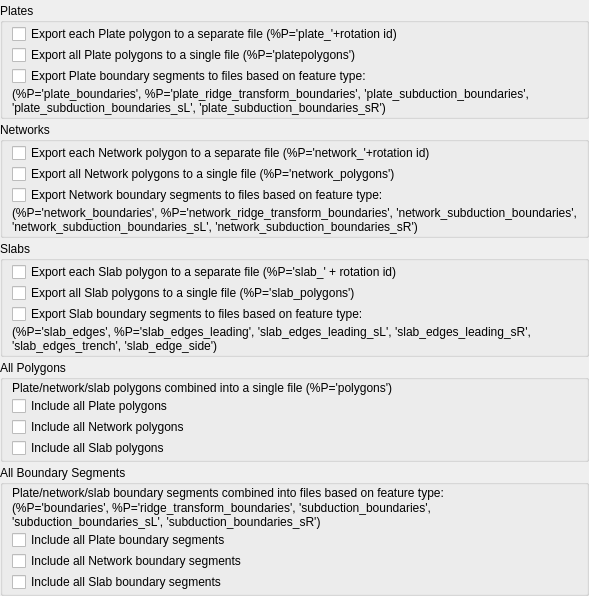
Above: src/qt-widgets/ExportCitcomsResolvedTopologyOptionsWidgetUi.ui from GPlates/GPlates before the change. Below: the same form after it.
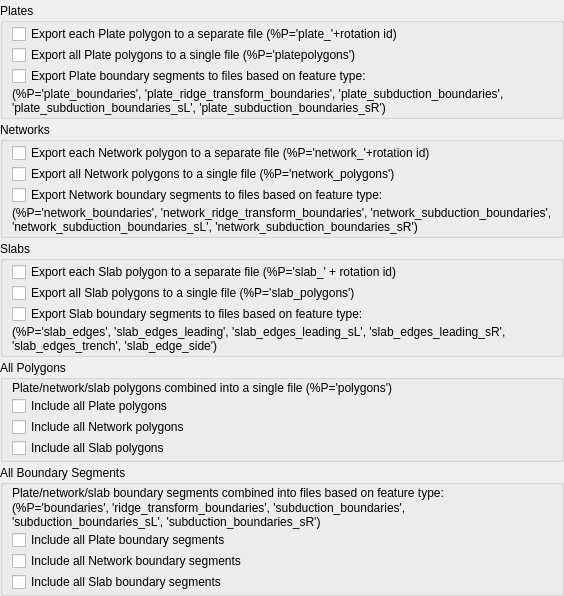
That is the form after the change.

Commit message: (trunk) General topological export also exports topological sections to separate subduction, subduction left/right, ridge/transform files. Many users will want to deal with subduction zones specifically (and not have to rely on pyGPlates for this).

What changed in the file:
```diff
--- a/src/qt-widgets/ExportCitcomsResolvedTopologyOptionsWidgetUi.ui
+++ b/src/qt-widgets/ExportCitcomsResolvedTopologyOptionsWidgetUi.ui
@@ -62,7 +62,7 @@
       <item>
        <widget class="QLabel" name="label_3">
         <property name="text">
-         <string>(%P='plate_boundaries', %P='plate_ridge_transform_boundaries', 'plate_subduction_boundaries',
+         <string>(%P='plate_boundaries', 'plate_ridge_transform_boundaries', 'plate_subduction_boundaries',
 'plate_subduction_boundaries_sL', 'plate_subduction_boundaries_sR')</string>
         </property>
        </widget>
@@ -109,7 +109,7 @@
       <item>
        <widget class="QLabel" name="label_2">
         <property name="text">
-         <string>(%P='network_boundaries', %P='network_ridge_transform_boundaries', 'network_subduction_boundaries',
+         <string>(%P='network_boundaries', 'network_ridge_transform_boundaries', 'network_subduction_boundaries',
 'network_subduction_boundaries_sL', 'network_subduction_boundaries_sR')</string>
         </property>
        </widget>
@@ -156,7 +156,7 @@
       <item>
        <widget class="QLabel" name="label_4">
         <property name="text">
-         <string>(%P='slab_edges', %P='slab_edges_leading', 'slab_edges_leading_sL', 'slab_edges_leading_sR',
+         <string>(%P='slab_edges', 'slab_edges_leading', 'slab_edges_leading_sL', 'slab_edges_leading_sR',
 'slab_edges_trench', 'slab_edge_side')</string>
         </property>
        </widget>
@@ -235,7 +235,7 @@
       <item>
        <widget class="QLabel" name="label_5">
         <property name="text">
-         <string>(%P='boundaries', %P='ridge_transform_boundaries', 'subduction_boundaries',
+         <string>(%P='boundaries', 'ridge_transform_boundaries', 'subduction_boundaries',
 'subduction_boundaries_sL', 'subduction_boundaries_sR')</string>
         </property>
        </widget>
```
The commit also changes 4 other files.
